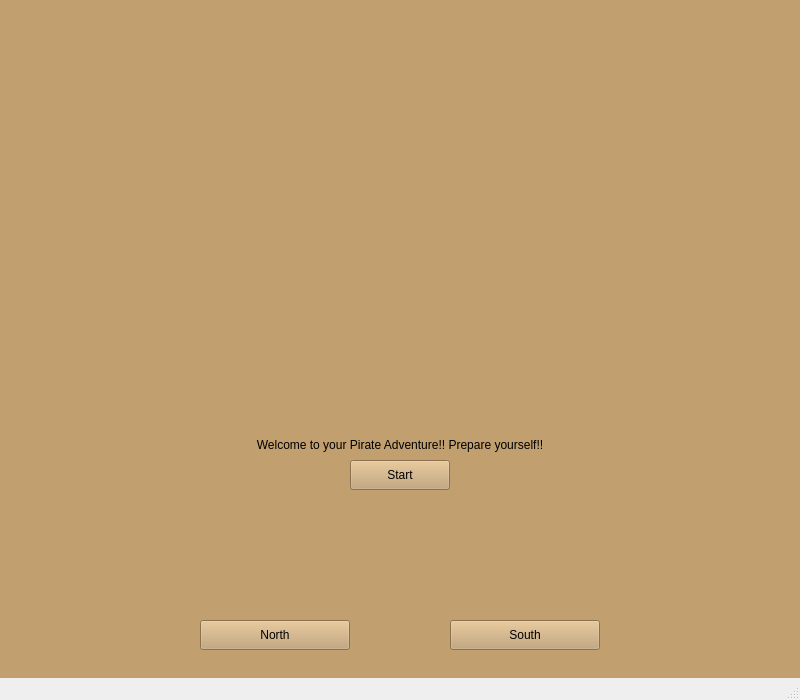
The window that MainWindow.ui (alisiak03/Zork) describes before a commit, drawn with Qt 5.
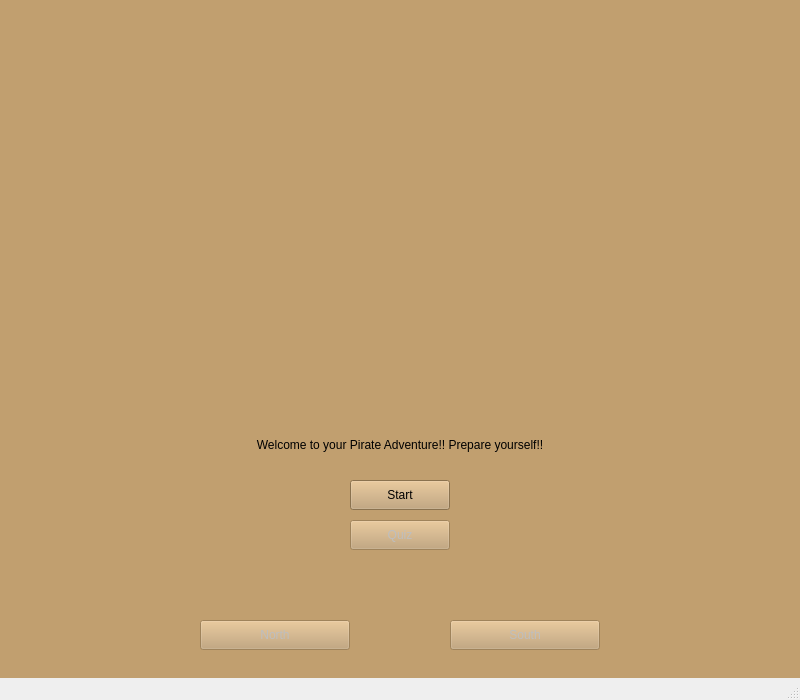
The same window after the commit. Icons and pictures are not drawn.

Commit message: quiz task

What changed in the file:
```diff
--- a/MainWindow.ui
+++ b/MainWindow.ui
@@ -53,7 +53,7 @@
                 <property name="geometry">
                     <rect>
                         <x>350</x>
-                        <y>460</y>
+                        <y>480</y>
                         <width>100</width>
                         <height>30</height>
                     </rect>
@@ -65,6 +65,22 @@
                     <bool>true</bool>
                 </property>
             </widget>
+            <widget class="QPushButton" name="quizButton">
+                <property name="geometry">
+                    <rect>
+                        <x>350</x>
+                        <y>520</y>
+                        <width>100</width>
+                        <height>30</height>
+                    </rect>
+                </property>
+                <property name="text">
+                    <string>Quiz</string>
+                </property>
+                <property name="enabled">
+                    <bool>false</bool>
+                </property>
+            </widget>
             <widget class="QLabel" name="roomLabel">
                 <property name="geometry">
                     <rect>
@@ -90,6 +106,9 @@
                 <property name="text">
                     <string>North</string>
                 </property>
+                <property name="enabled">
+                    <bool>false</bool>
+                </property>
             </widget>
             <widget class="QPushButton" name="button2">
                 <property name="geometry">
@@ -103,12 +122,15 @@
                 <property name="text">
                     <string>South</string>
                 </property>
+                <property name="enabled">
+                    <bool>false</bool>
+                </property>
             </widget>
             <widget class="QLabel" name="animatedTextLabel">
                 <property name="geometry">
                     <rect>
                         <x>10</x>
-                        <y>500</y>
+                        <y>560</y>
                         <width>780</width>
                         <height>50</height>
                     </rect>
```
Left out of the diff: 1 changed line with no effect on the pictures. The commit also changes 6 other files.
